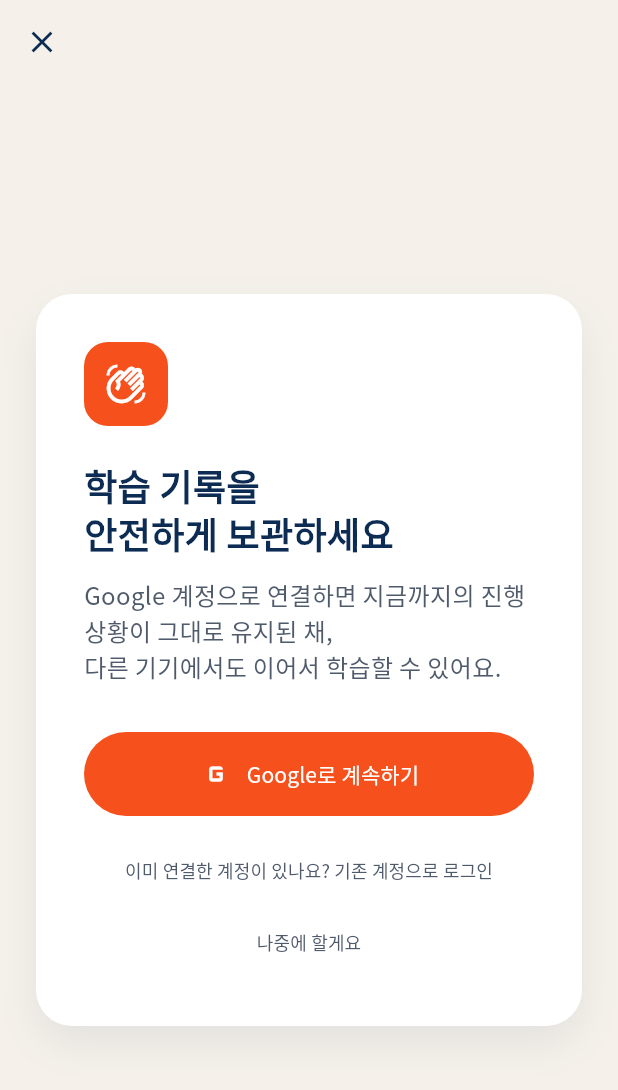
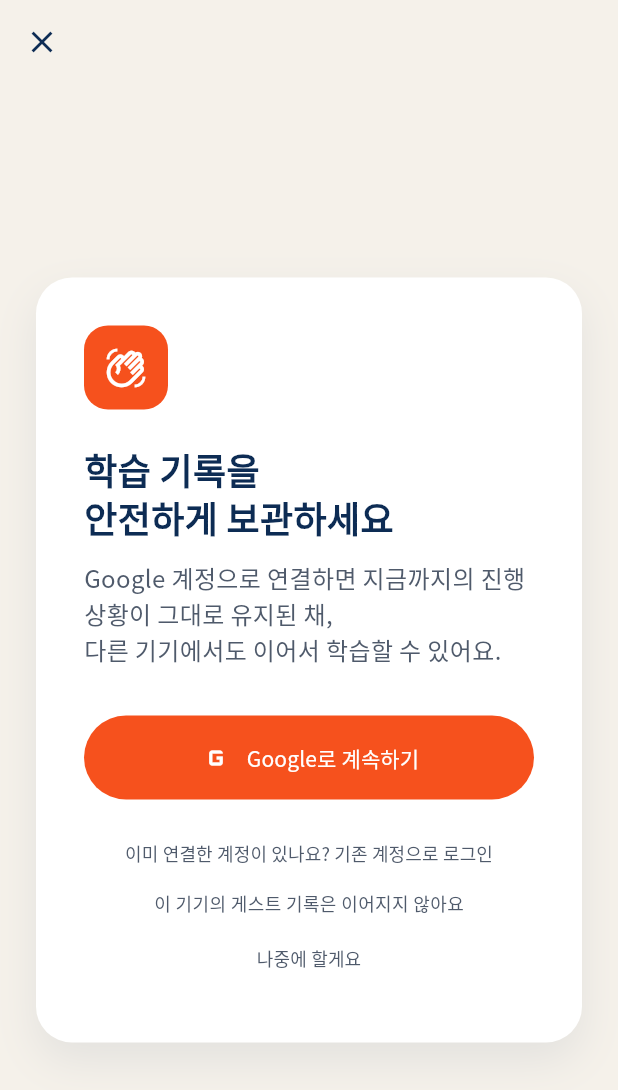
Before and after one commit to su-eo-ri/sueori-MVP-FE, a Flutter app: the LoginScreen screen opened by its route, on a phone screen of 412 x 824 dp. Shown: the top 1090 px of the screen. Run offline on Flutter 3.47's test engine with Material 3 defaults, Android fonts, the phone set to English and light mode, and no system bars; our stand-ins replace flutter_riverpod, go_router, google_fonts, supabase_flutter, web; missing offline and left inert: dart:js_interop, dart:ui_web, scoring_poc; accounts and stored records are empty; network calls fail.

Commit message:
design : /login 기존 계정 로그인 링크에 게스트 기록 미승계 경고 추가
Co-Authored-By: Claude Opus 5.5 <noreply@anthropic.com>

```diff
--- a/lib/features/auth/presentation/screens/login_screen.dart
+++ b/lib/features/auth/presentation/screens/login_screen.dart
@@ -110,6 +110,13 @@ class _LoginScreenState extends ConsumerState<LoginScreen> {
                     ),
                   ),
                   Center(
+                    child: Text(
+                      '이 기기의 게스트 기록은 이어지지 않아요',
+                      style: AppTextStyles.bodySmall.copyWith(color: AppColors.textSecondary),
+                    ),
+                  ),
+                  const SizedBox(height: 4),
+                  Center(
                     child: TextButton(
                       onPressed: () => context.canPop() ? context.pop() : context.go('/mypage'),
                       child: Text('나중에 할게요', style: AppTextStyles.bodySmall),
```
